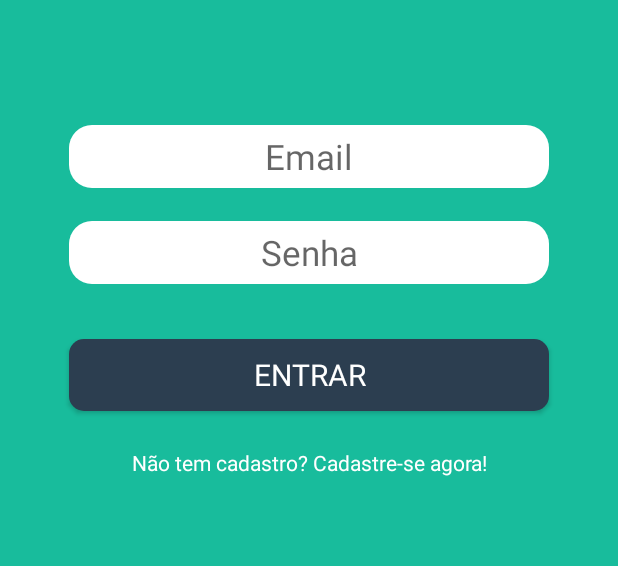
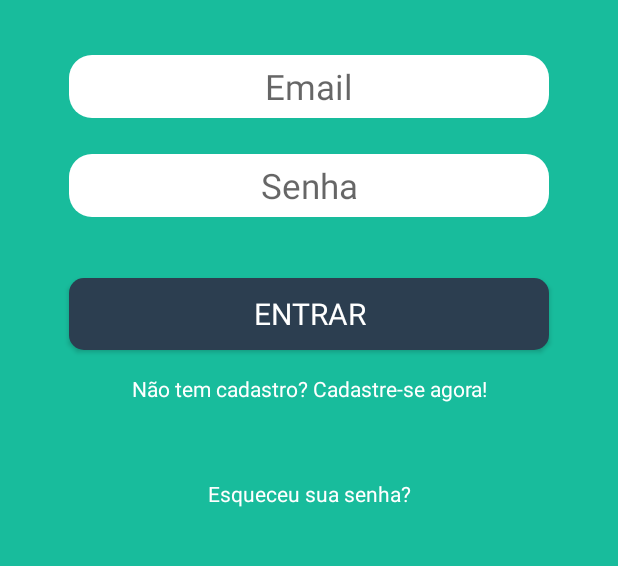
Before and after one commit to vicanalles/maoaberta, an Android app: the LoginActivity screen opened directly, with no data from a screen before it, on a phone screen of 412 x 824 dp, the part 334-900 px from its top. Run offline under Robolectric (Android 15) with nearby library versions, the phone set to English and light mode, and no system bars; our stand-ins replace ButterKnife.

Commit message:
Ajuste de layout na tela de login e recuperar senha

```diff
--- a/app/src/main/java/com/maoaberta/vinicius/maoaberta/presentation/ui/activity/LoginActivity.java
+++ b/app/src/main/java/com/maoaberta/vinicius/maoaberta/presentation/ui/activity/LoginActivity.java
@@ -8,6 +8,7 @@ import android.support.v7.widget.Toolbar;
 import android.view.Menu;
 import android.view.MenuItem;
 import android.view.View;
+import android.view.WindowManager;
 import android.view.inputmethod.InputMethodManager;
 import android.widget.Button;
 import android.widget.EditText;
@@ -35,8 +36,11 @@ public class LoginActivity extends AppCompatActivity {
     Button buttonLogin;
     @BindView(R.id.toolbar_layout_login)
     Toolbar toolbar_layout_login;
+    @BindView(R.id.text_view_esqueceu_senha)
+    TextView text_view_esqueceu_senha;
 
     @Override
+
     protected void onCreate(Bundle savedInstanceState) {
         super.onCreate(savedInstanceState);
         setContentView(R.layout.activity_login);
@@ -77,6 +81,27 @@ public class LoginActivity extends AppCompatActivity {
                 finish();
             }
         });
+
+        text_view_esqueceu_senha.setOnClickListener(new View.OnClickListener() {
+            @Override
+            public void onClick(View view) {
+                abrirConfiguracoesDoDispositivo();
+            }
+        });
+
+        editTextEmail.setOnClickListener(new View.OnClickListener() {
+            @Override
+            public void onClick(View view) {
+                getWindow().setSoftInputMode(WindowManager.LayoutParams.SOFT_INPUT_ADJUST_RESIZE);
+            }
+        });
+
+        editTextPassword.setOnClickListener(new View.OnClickListener() {
+            @Override
+            public void onClick(View view) {
+                getWindow().setSoftInputMode(WindowManager.LayoutParams.SOFT_INPUT_ADJUST_RESIZE);
+            }
+        });
     }
 
     public void hideKeyboard(View view) {
@@ -102,4 +127,9 @@ public class LoginActivity extends AppCompatActivity {
 
         return super.onOptionsItemSelected(item);
     }
+
+    public void abrirConfiguracoesDoDispositivo(){
+        Intent intent = new Intent(LoginActivity.this, EsqueceuSenhaActivity.class);
+        startActivity(intent);
+    }
 }
--- a/app/src/main/res/layout/activity_login.xml
+++ b/app/src/main/res/layout/activity_login.xml
@@ -1,6 +1,7 @@
 <?xml version="1.0" encoding="utf-8"?>
 <android.support.constraint.ConstraintLayout xmlns:android="http://schemas.android.com/apk/res/android"
     xmlns:app="http://schemas.android.com/apk/res-auto"
+    xmlns:tools="http://schemas.android.com/tools"
     android:layout_width="match_parent"
     android:layout_height="match_parent"
     android:background="@color/backgroundColorApp">
@@ -36,7 +37,8 @@
         app:layout_constraintRight_toRightOf="parent"
         app:layout_constraintTop_toBottomOf="@id/toolbar_layout_login"
         app:layout_constraintVertical_bias="0.100000024"
-        app:srcCompat="@drawable/logo_mao_aberta" />
+        app:srcCompat="@drawable/logo_mao_aberta"
+        android:contentDescription="@string/app_name"/>
 
     <EditText
         android:id="@+id/edit_text_login"
@@ -46,11 +48,12 @@
         android:layout_marginLeft="0dp"
         android:layout_marginRight="0dp"
         android:layout_marginTop="0dp"
+        android:autoText="false"
         android:background="@drawable/rounded_edittext"
         android:ems="10"
         android:fontFamily="sans-serif"
         android:hint="@string/email"
-        android:inputType="textEmailAddress"
+        android:inputType="textVisiblePassword"
         android:paddingBottom="5dp"
         android:paddingTop="5dp"
         android:textAlignment="center"
@@ -59,11 +62,10 @@
         android:typeface="normal"
         android:visibility="visible"
         app:layout_constraintBottom_toBottomOf="parent"
-        app:layout_constraintHorizontal_bias="0.502"
         app:layout_constraintLeft_toLeftOf="parent"
         app:layout_constraintRight_toRightOf="parent"
         app:layout_constraintTop_toBottomOf="@id/image_view_logo_app_login"
-        app:layout_constraintVertical_bias="0.149" />
+        app:layout_constraintVertical_bias="0.066" />
 
     <EditText
         android:id="@+id/edit_text_password"
@@ -130,7 +132,28 @@
         app:layout_constraintLeft_toLeftOf="parent"
         app:layout_constraintRight_toRightOf="parent"
         app:layout_constraintTop_toBottomOf="@id/button_login_app"
-        app:layout_constraintVertical_bias="0.07999998" />
+        app:layout_constraintVertical_bias="0.046" />
 
+    <TextView
+        android:id="@+id/text_view_esqueceu_senha"
+        android:layout_width="wrap_content"
+        android:layout_height="wrap_content"
+        android:layout_marginBottom="0dp"
+        android:layout_marginLeft="0dp"
+        android:layout_marginRight="0dp"
+        android:layout_marginTop="0dp"
+        android:fontFamily="sans-serif"
+        android:text="@string/esqueceu_senha"
+        android:textAlignment="center"
+        android:textColor="@color/textColorWhite"
+        android:typeface="normal"
+        android:visibility="visible"
+        app:layout_constraintBottom_toBottomOf="parent"
+        app:layout_constraintLeft_toLeftOf="parent"
+        app:layout_constraintRight_toRightOf="parent"
+        app:layout_constraintTop_toBottomOf="@+id/text_view_abrir_cadastro"
+        app:layout_constraintVertical_bias="0.162"
+        tools:text="@string/esqueceu_senha"
+        app:layout_constraintHorizontal_bias="0.501" />
 
 </android.support.constraint.ConstraintLayout>
--- a/app/src/main/res/values/strings.xml
+++ b/app/src/main/res/values/strings.xml
@@ -32,4 +32,7 @@
     <string name="sobre">Sobre</string>
     <string name="projeto_mao_aberta_no_github">Projeto Mão Aberta no Github</string>
     <string name="logar">Logar</string>
+    <string name="esqueceu_senha">Esqueceu sua senha?</string>
+    <string name="solicitar_nova_senha">Solicitar nova senha</string>
+    <string name="recuperar_senha">Recuperar Senha</string>
 </resources>
--- a/app/src/main/res/values/styles.xml
+++ b/app/src/main/res/values/styles.xml
@@ -7,6 +7,7 @@
         <item name="colorPrimaryDark">@color/colorPrimaryDark</item>
         <item name="colorAccent">@color/colorAccent</item>
         <item name="android:actionMenuTextColor">@color/textColorWhite</item>
+        <item name="android:windowActionBarOverlay">true</item>
     </style>
 
 </resources>
```
Also changed, not shown: app/src/main/AndroidManifest.xml (+13 -2 lines), app/src/main/java/com/maoaberta/vinicius/maoaberta/presentation/ui/activity/EsqueceuSenhaActivity.java (added, +71 -0 lines), app/src/main/res/layout/activity_esqueceu_senha.xml (added, +102 -0 lines).
